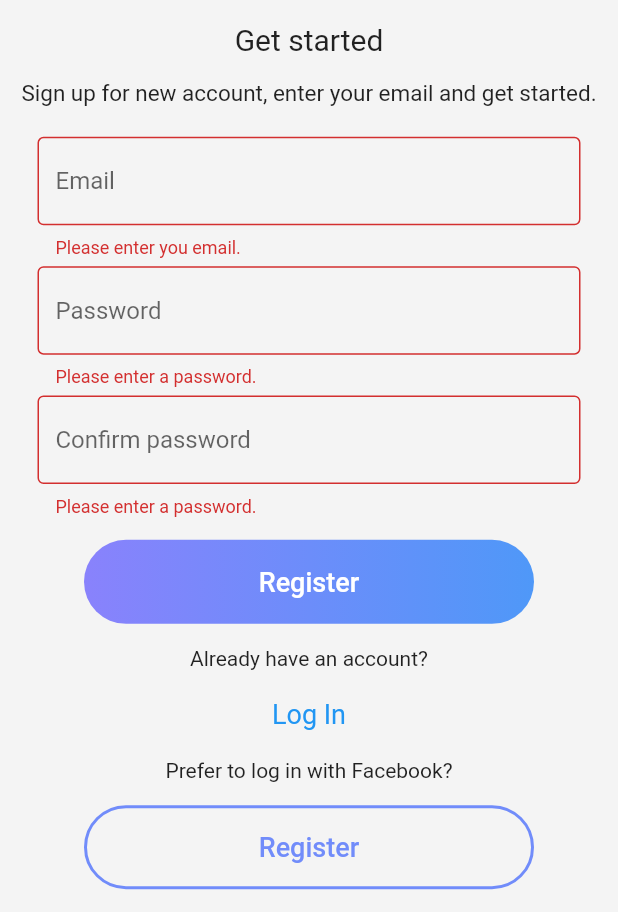
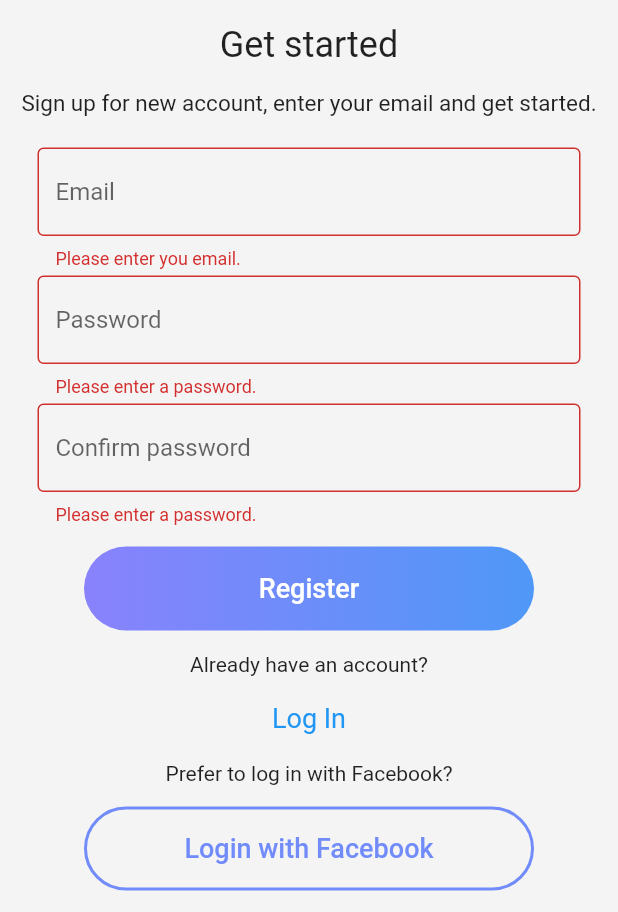
Before and after one commit to jp928/solo_traveller, a Flutter app: the GetStartScreen screen opened directly, scrolled down 32 dp, after a tap on "Register", on a phone screen of 412 x 824 dp, the part 324-1236 px from its top. Run offline on Flutter 3.47's test engine with Material 2 defaults, Android fonts, the light colour scheme and no system bars; our stand-ins replace country_code_picker.

Commit message:
feat: add create profile screen

```diff
--- a/lib/screens/get_start_screen.dart
+++ b/lib/screens/get_start_screen.dart
@@ -1,6 +1,9 @@
+import 'dart:developer';
+
 import 'package:flutter/material.dart';
 import 'package:solo_traveller/futures/register_future.dart';
 import 'package:solo_traveller/widgets/round_gradient_button.dart';
+import 'package:solo_traveller/screens/create_profile_screen.dart';
 
 import 'login_screen.dart';
 
@@ -18,11 +21,34 @@ class GetStartScreen extends StatelessWidget {
       return;
     }
 
-    bool result =
-        await register(_emailController.text, _passwordController.text);
+    bool result = false;
+    try {
+      result = await register(_emailController.text, _passwordController.text);
+    } on Exception catch (e) {
+      showDialog<String>(
+          context: context,
+          builder: (BuildContext context) => AlertDialog(
+            title: const Text('Failed'),
+            content: Text(e.toString()),
+            actions: <Widget>[
+              TextButton(
+                onPressed: () => Navigator.pop(context, 'Cancel'),
+                child: const Text('Cancel'),
+              ),
+              TextButton(
+                onPressed: () => Navigator.pop(context, 'OK'),
+                child: const Text('OK'),
+              ),
+            ],
+          ));
+    }
 
+    // If success
     if (result) {
-      Navigator.pop(context);
+      Navigator.push(
+          context,
+          new MaterialPageRoute(
+              builder: (context) => new CreateProfileScreen()));
     }
   }
 
@@ -52,15 +78,15 @@ class GetStartScreen extends StatelessWidget {
                   children: <Widget>[
                     Image.asset('assets/images/icon.png'),
                     Padding(
-                        padding: EdgeInsets.fromLTRB(0, 15, 0, 0),
+                        padding: EdgeInsets.fromLTRB(0, 16, 0, 0),
                         child: Text(
                           'Get started',
                           textAlign: TextAlign.center,
                           style: const TextStyle(
-                              fontSize: 20, fontWeight: FontWeight.w400),
+                              fontSize: 24, fontWeight: FontWeight.w400),
                         )),
                     Padding(
-                        padding: EdgeInsets.symmetric(vertical: 15),
+                        padding: EdgeInsets.symmetric(vertical: 16),
                         child: Text(
                           'Sign up for new account, enter your email and get started.',
                           textAlign: TextAlign.center,
@@ -178,7 +204,7 @@ class GetStartScreen extends StatelessWidget {
                                   Text('Prefer to log in with Facebook?'),
                                   RoundedGradientButton(
                                     transparent: true,
-                                    buttonText: 'Register',
+                                    buttonText: 'Login with Facebook',
                                     width: 300,
                                     onPressed: () {
                                       Navigator.pushReplacement(
--- a/pubspec.yaml
+++ b/pubspec.yaml
@@ -24,6 +24,7 @@ dependencies:
   flutter:
     sdk: flutter
   http: ^0.13.3
+  country_code_picker: ^2.0.2
 
   # The following adds the Cupertino Icons font to your application.
   # Use with the CupertinoIcons class for iOS style icons.
```
Also changed, not shown: lib/futures/register_future.dart (+4 -8 lines), lib/screens/create_profile_screen.dart (added, +108 -0 lines), lib/widgets/outline_text_field.dart (added, +34 -0 lines), pubspec.lock.
